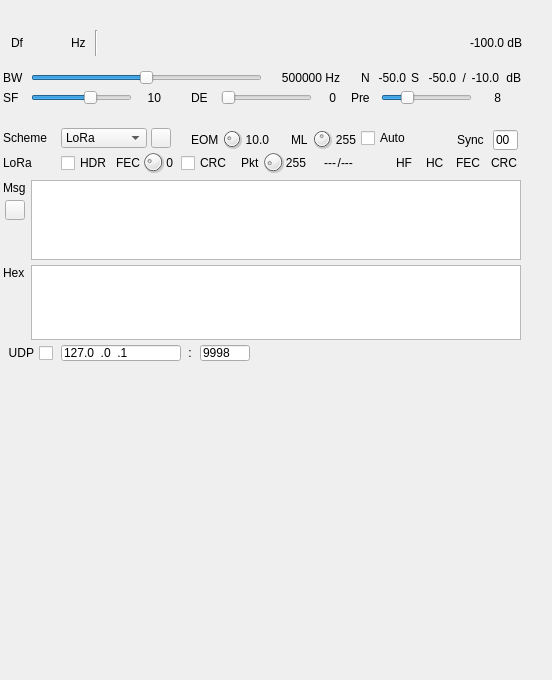
Above: plugins/channelrx/demodchirpchat/chirpchatdemodgui.ui from f4exb/sdrangel before the change. Below: the same form after it.
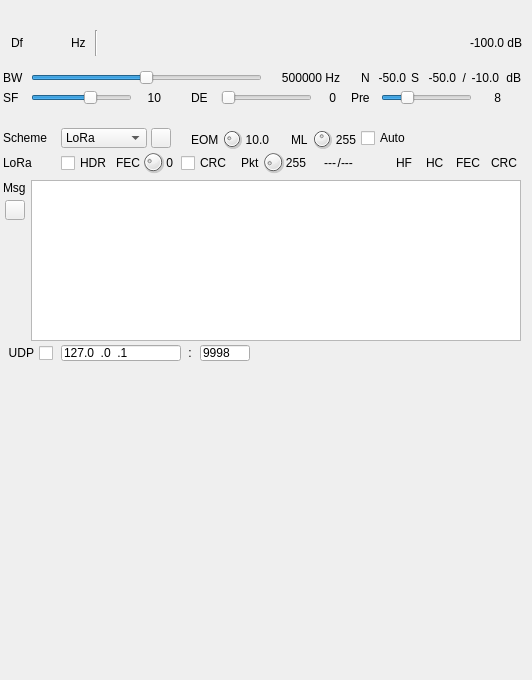
That is the form after the change. Icons and pictures are not drawn. Custom widgets are drawn as their Qt base class.

The edit to the form file:
```diff
--- a/plugins/channelrx/demodchirpchat/chirpchatdemodgui.ui
+++ b/plugins/channelrx/demodchirpchat/chirpchatdemodgui.ui
@@ -6,7 +6,7 @@
    <rect>
     <x>0</x>
     <y>0</y>
-    <width>552</width>
+    <width>532</width>
     <height>680</height>
    </rect>
   </property>
@@ -562,28 +562,20 @@
      <string>Msg</string>
     </property>
    </widget>
-   <widget class="QLabel" name="hexLabel">
-    <property name="geometry">
-     <rect>
-      <x>2</x>
-      <y>145</y>
-      <width>32</width>
-      <height>16</height>
-     </rect>
-    </property>
-    <property name="text">
-     <string>Hex</string>
-    </property>
-   </widget>
    <widget class="QPlainTextEdit" name="messageText">
     <property name="geometry">
      <rect>
       <x>30</x>
       <y>60</y>
       <width>490</width>
-      <height>80</height>
+      <height>161</height>
      </rect>
     </property>
+    <property name="font">
+     <font>
+      <family>Liberation Mono</family>
+     </font>
+    </property>
    </widget>
    <widget class="QLabel" name="schemeLabel">
     <property name="geometry">
@@ -784,28 +776,6 @@
      <set>Qt::AlignRight|Qt::AlignTrailing|Qt::AlignVCenter</set>
     </property>
    </widget>
-   <widget class="QLineEdit" name="syncWord">
-    <property name="geometry">
-     <rect>
-      <x>492</x>
-      <y>10</y>
-      <width>25</width>
-      <height>20</height>
-     </rect>
-    </property>
-    <property name="focusPolicy">
-     <enum>Qt::ClickFocus</enum>
-    </property>
-    <property name="toolTip">
-     <string>Sync word (1 byte hex)</string>
-    </property>
-    <property name="inputMask">
-     <string>HH</string>
-    </property>
-    <property name="text">
-     <string>00</string>
-    </property>
-   </widget>
    <widget class="QLabel" name="loraLabel">
     <property name="geometry">
      <rect>
@@ -902,22 +872,6 @@
      <string>FEC</string>
     </property>
    </widget>
-   <widget class="QPlainTextEdit" name="hexText">
-    <property name="geometry">
-     <rect>
-      <x>30</x>
-      <y>145</y>
-      <width>490</width>
-      <height>75</height>
-     </rect>
-    </property>
-    <property name="font">
-     <font>
-      <family>Liberation Mono</family>
-      <pointsize>9</pointsize>
-     </font>
-    </property>
-   </widget>
    <widget class="QLabel" name="packetLengthLabel">
     <property name="geometry">
      <rect>
@@ -969,19 +923,6 @@
      <set>Qt::AlignRight|Qt::AlignTrailing|Qt::AlignVCenter</set>
     </property>
    </widget>
-   <widget class="QLabel" name="syncWordLabel">
-    <property name="geometry">
-     <rect>
-      <x>456</x>
-      <y>10</y>
-      <width>30</width>
-      <height>19</height>
-     </rect>
-    </property>
-    <property name="text">
-     <string>Sync</string>
-    </property>
-   </widget>
    <widget class="QLabel" name="headerHammingStatus">
     <property name="geometry">
      <rect>
```
